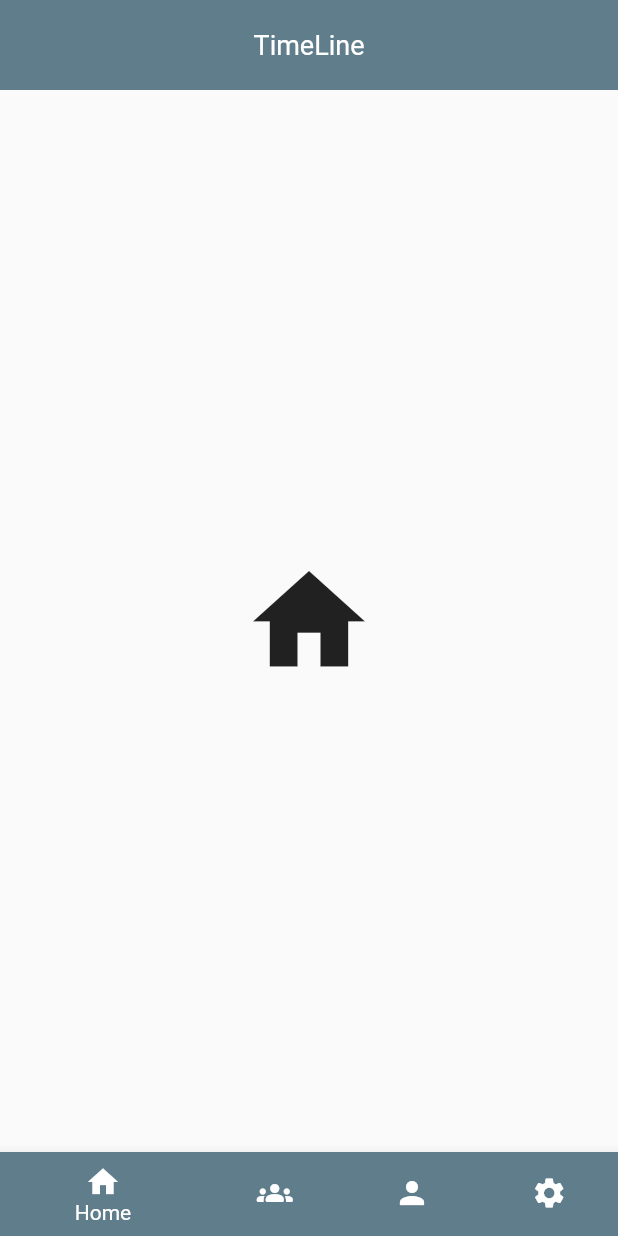
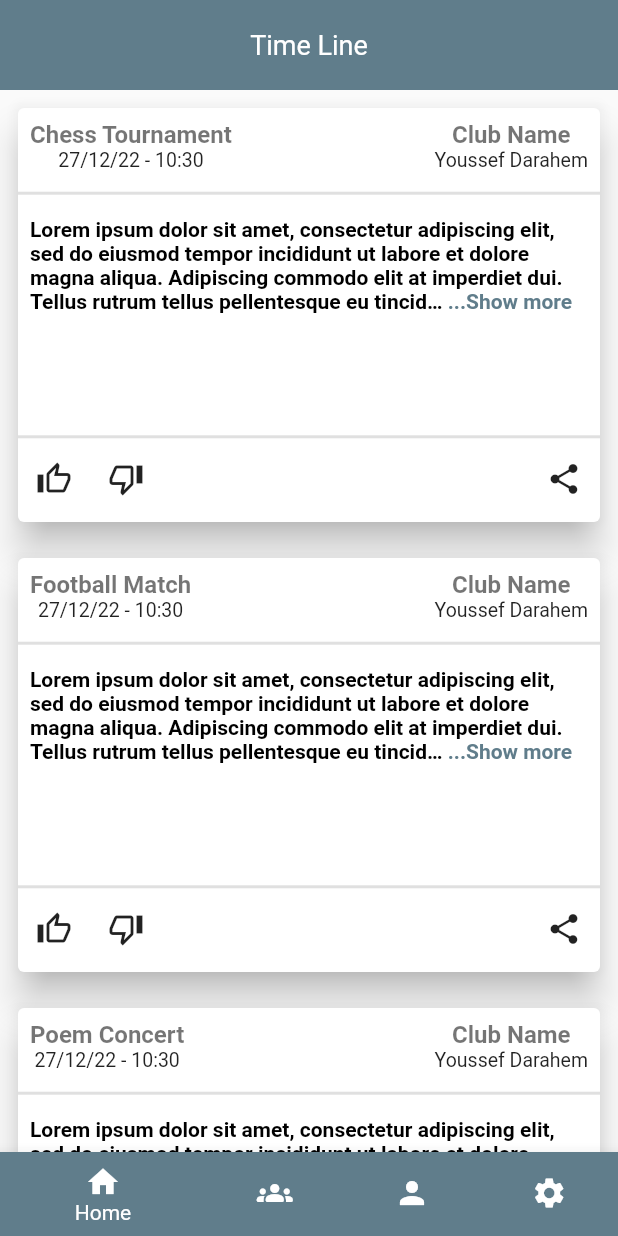
Before and after one commit to Student-Club-Group/studen_club_app, a Flutter app: the screen it shows once a user with an empty profile is signed in, on a phone screen of 412 x 824 dp. Run offline on Flutter 3.47's test engine with Material 2 defaults, Android fonts, the light colour scheme and no system bars; drawn by our look-alikes of readmore; our stand-ins replace firebase_auth, firebase_core; accounts and stored records are empty; network calls fail.

Commit message:
posts added

```diff
--- a/lib/main.dart
+++ b/lib/main.dart
@@ -26,10 +26,10 @@ class MyApp extends StatelessWidget {
         textTheme: const TextTheme(
           headline1: TextStyle(fontSize: 18.0),
           headline2: TextStyle(fontSize: 18.0),
-          headline3: TextStyle(fontSize: 15.0),
+          headline3: TextStyle(fontSize: 16.0, fontWeight: FontWeight.bold),
           headline6: TextStyle(fontSize: 13.0, fontStyle: FontStyle.italic),
           bodyText1: TextStyle(
-              fontSize: 15.0, fontWeight: FontWeight.bold, color: Colors.white),
+              fontSize: 14.0, fontWeight: FontWeight.bold, color: Colors.white),
           bodyText2: TextStyle(fontSize: 13.0),
         ),
       ),
--- /dev/null
+++ b/lib/models/post.dart
@@ -0,0 +1,18 @@
+import 'package:student_club/models/post_state.dart';
+
+class Post {
+  int clubId;
+  int authorId;
+  String title;
+  String announcement;
+  int numberOfLikes = 0;
+  int numberOfDislikes = 0;
+  DateTime dateTime;
+  PostState state = PostState.neither;
+  Post(
+      {required this.clubId,
+      required this.authorId,
+      required this.title,
+      required this.announcement,
+      required this.dateTime});
+}
--- /dev/null
+++ b/lib/models/post_state.dart
@@ -0,0 +1,5 @@
+enum PostState {
+  liked,
+  disliked,
+  neither,
+}
--- a/lib/screens/timeline_screen.dart
+++ b/lib/screens/timeline_screen.dart
@@ -1,25 +1,67 @@
 import 'package:flutter/material.dart';
+import 'package:student_club/widgets/post_widget.dart';
 
+import '../models/post.dart';
 import '../widgets/my_app_bar.dart';
 
 class TimeLineScreen extends StatelessWidget {
   const TimeLineScreen({super.key});
 
+  static List<Post> posts = [
+    Post(
+      title: 'Chess Tournament',
+      announcement:
+          'Lorem ipsum dolor sit amet, consectetur adipiscing elit, sed do eiusmod tempor incididunt ut labore et dolore magna aliqua. Adipiscing commodo elit at imperdiet dui. Tellus rutrum tellus pellentesque eu tincidunt tortor aliquam nulla. Diam vel quam elementum pulvinar etiam non quam lacus suspendisse.',
+      authorId: 0,
+      clubId: 0,
+      dateTime: DateTime.now(),
+    ),
+    Post(
+      title: 'Football Match',
+      announcement:
+          'Lorem ipsum dolor sit amet, consectetur adipiscing elit, sed do eiusmod tempor incididunt ut labore et dolore magna aliqua. Adipiscing commodo elit at imperdiet dui. Tellus rutrum tellus pellentesque eu tincidunt tortor aliquam nulla. Diam vel quam elementum pulvinar etiam non quam lacus suspendisse.',
+      authorId: 0,
+      clubId: 0,
+      dateTime: DateTime.now(),
+    ),
+    Post(
+      title: 'Poem Concert',
+      announcement:
+          'Lorem ipsum dolor sit amet, consectetur adipiscing elit, sed do eiusmod tempor incididunt ut labore et dolore magna aliqua. Adipiscing commodo elit at imperdiet dui. Tellus rutrum tellus pellentesque eu tincidunt tortor aliquam nulla. Diam vel quam elementum pulvinar etiam non quam lacus suspendisse.',
+      authorId: 0,
+      clubId: 0,
+      dateTime: DateTime.now(),
+    ),
+  ];
+
   @override
   Widget build(BuildContext context) {
     return Column(
-      children: const [
-        MyAppBar(
-          title: 'TimeLine',
+      children: [
+        const MyAppBar(
+          title: 'Time Line',
         ),
         Expanded(
-          child: Center(
-              child: Icon(
-            Icons.home,
-            size: 90,
-          )),
-        ),
+            child: ListView(
+          children: postsList(),
+        )),
       ],
     );
   }
+
+  List<Widget> postsList() {
+    return posts.map((post) {
+      return PostWidget(
+        title: post.title,
+        announcement: post.announcement,
+        clubName: 'Club Name',
+        author: 'Youssef Darahem',
+        dateTime: post.dateTime,
+        postState: post.state,
+      );
+    }).toList();
+
+    // return ListView.builder(
+    //     itemCount: posts.length, itemBuilder: ((context, index) {}));
+  }
 }
--- /dev/null
+++ b/lib/widgets/post_widget.dart
@@ -0,0 +1,162 @@
+import 'package:flutter/material.dart';
+import 'package:readmore/readmore.dart';
+import 'package:intl/intl.dart';
+import 'package:student_club/models/post_state.dart';
+
+class PostWidget extends StatefulWidget {
+  final String title;
+  final String announcement;
+  final String clubName;
+  final DateTime dateTime;
+  final String author;
+  final PostState postState;
+
+  const PostWidget({
+    super.key,
+    required this.title,
+    required this.announcement,
+    required this.clubName,
+    required this.dateTime,
+    required this.author,
+    required this.postState,
+  });
+
+  @override
+  State<PostWidget> createState() => _PostWidgetState();
+}
+
+class _PostWidgetState extends State<PostWidget> {
+  PostState state = PostState.neither;
+  @override
+  Widget build(BuildContext context) {
+    Icon like = state == PostState.neither || state == PostState.disliked
+        ? const Icon(Icons.thumb_up_off_alt_outlined)
+        : Icon(
+            Icons.thumb_up_alt_rounded,
+            color: Colors.blueGrey[600],
+          );
+    Icon dislike = state == PostState.neither || state == PostState.liked
+        ? const Icon(Icons.thumb_down_off_alt_outlined)
+        : Icon(
+            Icons.thumb_down_alt_rounded,
+            color: Colors.red[400],
+          );
+
+    TextStyle header = Theme.of(context).textTheme.headline3!;
+    TextStyle subHeader = Theme.of(context).textTheme.bodyText2!;
+    TextStyle bodyText =
+        Theme.of(context).textTheme.bodyText1!.copyWith(color: Colors.black);
+    return Center(
+      child: Container(
+        padding: const EdgeInsets.all(8),
+        decoration: BoxDecoration(borderRadius: BorderRadius.circular(20)),
+        // constraints: const BoxConstraints(minHeight: 250, maxHeight: 400),
+        height: 300,
+        child: Card(
+          elevation: 10,
+          child: Column(
+            mainAxisSize: MainAxisSize.min,
+            children: [
+              Expanded(
+                flex: 1,
+                child: Padding(
+                  padding: const EdgeInsets.only(left: 8, right: 8, top: 8),
+                  child: Row(
+                    crossAxisAlignment: CrossAxisAlignment.center,
+                    mainAxisAlignment: MainAxisAlignment.spaceBetween,
+                    children: [
+                      Column(
+                        children: [
+                          Text(
+                            widget.title,
+                            style: header,
+                          ),
+                          Text(
+                            DateFormat('dd/MM/yy - kk:mm')
+                                .format(widget.dateTime),
+                            style: subHeader,
+                          ),
+                        ],
+                      ),
+                      Column(
+                        children: [
+                          Text(
+                            widget.clubName,
+                            style: header,
+                          ),
+                          Text(
+                            widget.author,
+                            style: subHeader,
+                          ),
+                        ],
+                      ),
+                    ],
+                  ),
+                ),
+              ),
+              const Divider(
+                thickness: 2,
+              ),
+              Expanded(
+                flex: 3,
+                child: Padding(
+                  padding: const EdgeInsets.all(8.0),
+                  child: ReadMoreText(
+                    widget.announcement,
+                    trimLines: 4,
+                    style: bodyText,
+                    trimMode: TrimMode.Line,
+                    trimCollapsedText: '...Show more',
+                    trimExpandedText: ' show less',
+                  ),
+                ),
+              ),
+              const Divider(
+                thickness: 2,
+              ),
+              Expanded(
+                child: Padding(
+                  padding: const EdgeInsets.only(bottom: 8.0),
+                  child: Row(
+                    crossAxisAlignment: CrossAxisAlignment.center,
+                    children: [
+                      IconButton(
+                        onPressed: () {
+                          setState(() {
+                            if (state == PostState.liked) {
+                              state = PostState.neither;
+                            } else {
+                              state = PostState.liked;
+                            }
+                          });
+                        },
+                        icon: like,
+                      ),
+                      IconButton(
+                        onPressed: () {
+                          setState(() {
+                            if (state == PostState.disliked) {
+                              state = PostState.neither;
+                            } else {
+                              state = PostState.disliked;
+                            }
+                          });
+                        },
+                        icon: dislike,
+                      ),
+                      const Spacer(),
+                      IconButton(
+                        onPressed: () {},
+                        icon: const Icon(Icons.share),
+                      ),
+                    ],
+                  ),
+                ),
+              ),
+            ],
+          ),
+        ),
+      ),
+    );
+  }
+}
--- a/pubspec.yaml
+++ b/pubspec.yaml
@@ -37,9 +37,11 @@ dependencies:
   # Use with the CupertinoIcons class for iOS style icons.
   cupertino_icons: ^1.0.2
   provider: ^6.0.5
+  readmore: ^2.2.0
   firebase_core: ^2.1.1
   firebase_auth: ^4.1.1
   cloud_firestore: ^4.0.4
+  intl: ^0.17.0
 
 dev_dependencies:
   flutter_test:
```
Also changed, not shown: pubspec.lock.
